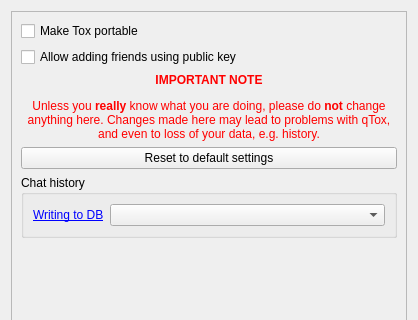
Old version of the form src/widget/form/settings/advancedsettings.ui in the repository qTox/qTox; both pictures show x 0 to 418 and y 0 to 320 of the 418 by 476 pixel window.
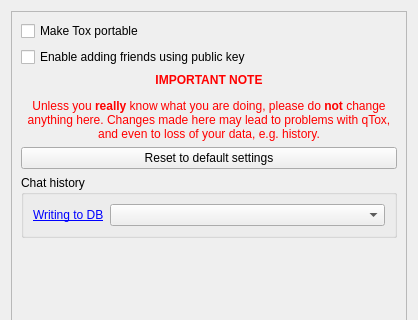
New version of the form. Custom widgets are drawn as their Qt base class.

Patch:
```diff
--- a/src/widget/form/settings/advancedsettings.ui
+++ b/src/widget/form/settings/advancedsettings.ui
@@ -45,7 +45,7 @@
           <string>If you don't know what a public key is, left it unchecked</string>
          </property>
          <property name="text">
-          <string>Allow adding friends using public key</string>
+          <string>Enable adding friends using public key</string>
          </property>
         </widget>
        </item>
```
Left out of the diff: 2 changed lines with no effect on the pictures.
